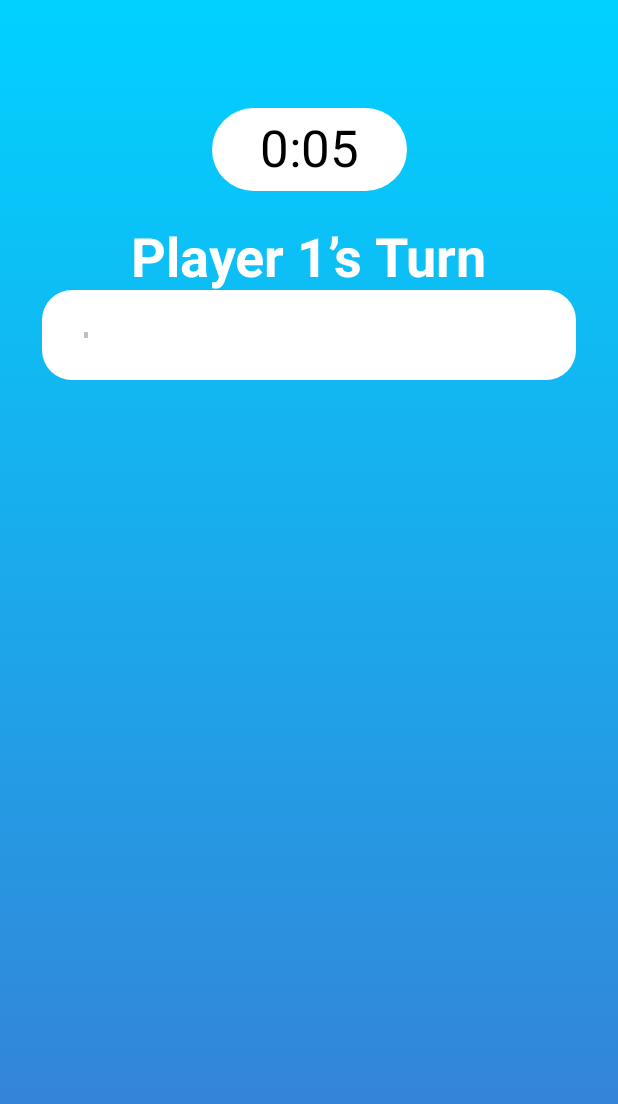
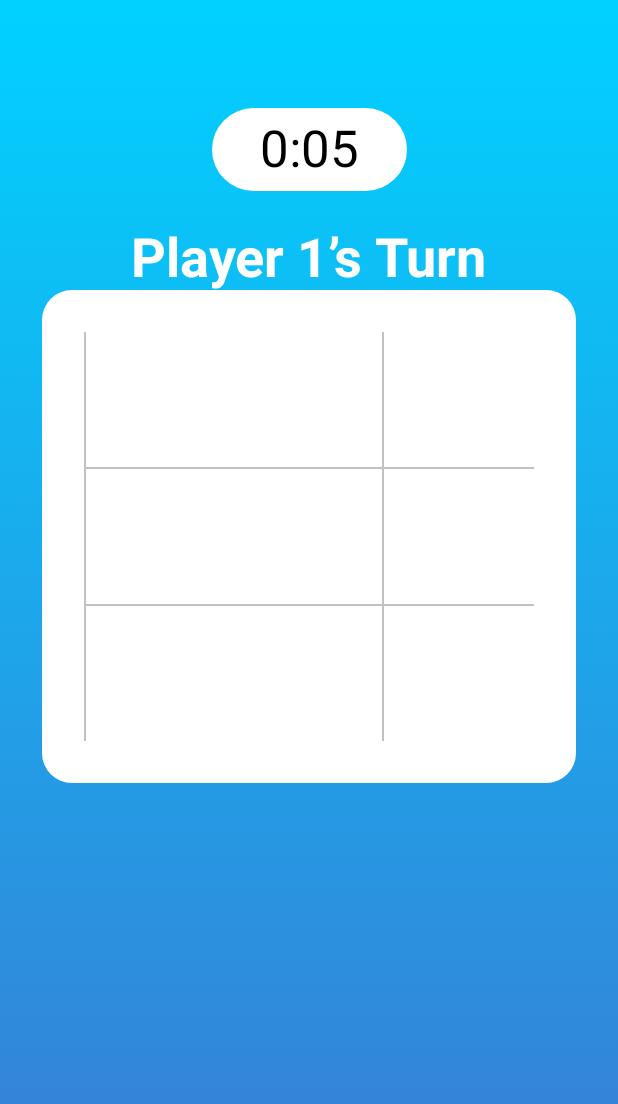
Before and after one commit to monke-master/TicTacToeWS, an Android app built with Jetpack Compose: the @Preview function GameScreenPreview, on a phone screen of 412 x 824 dp. Shown: the top 1104 px of the screen. Run offline under Robolectric (Android 15) with nearby library versions, the phone set to English and light mode, and no system bars; our stand-ins replace Compose Multiplatform resources; 1 statement that could not run was skipped.

Commit message:
game screen 2.0

```diff
--- a/composeApp/src/commonMain/kotlin/domain/Mocks.kt
+++ b/composeApp/src/commonMain/kotlin/domain/Mocks.kt
@@ -1,5 +1,5 @@
 package domain
 
-private val row = listOf(Cell(CellType.Nought), Cell(null), Cell(CellType.Cross))
+private val row = listOf(Cell(CellType.Cross), Cell(null), Cell(null))
 
 val Field = listOf(row, row, row)
--- a/composeApp/src/commonMain/kotlin/ui/composable/Dividers.kt
+++ b/composeApp/src/commonMain/kotlin/ui/composable/Dividers.kt
@@ -1,6 +1,9 @@
 package ui.composable
 
+import androidx.compose.foundation.background
+import androidx.compose.foundation.layout.Box
 import androidx.compose.foundation.layout.fillMaxHeight
+import androidx.compose.foundation.layout.height
 import androidx.compose.foundation.layout.width
 import androidx.compose.material.Divider
 import androidx.compose.runtime.Composable
@@ -14,10 +17,9 @@ fun VerticalDivider(
     modifier: Modifier = Modifier,
     color: Color
 ) {
-    Divider(
-        color = color,
+    Box(
         modifier = modifier
-            .fillMaxHeight()
             .width(1.dp)
+            .background(color)
     )
 }
--- a/composeApp/src/commonMain/kotlin/ui/game/GameScreen.kt
+++ b/composeApp/src/commonMain/kotlin/ui/game/GameScreen.kt
@@ -1,11 +1,16 @@
 package ui.game
 
 import androidx.compose.foundation.Image
+import androidx.compose.foundation.background
 import androidx.compose.foundation.layout.*
 import androidx.compose.foundation.lazy.LazyColumn
 import androidx.compose.foundation.lazy.LazyItemScope
 import androidx.compose.foundation.lazy.LazyRow
+import androidx.compose.foundation.lazy.grid.GridCells
+import androidx.compose.foundation.lazy.grid.LazyVerticalGrid
+import androidx.compose.foundation.lazy.grid.items
 import androidx.compose.foundation.shape.RoundedCornerShape
+import androidx.compose.material.Divider
 import androidx.compose.material.Surface
 import androidx.compose.material.Text
 import androidx.compose.runtime.Composable
@@ -42,7 +47,7 @@ fun GameScreen() {
                 modifier = Modifier.padding(top = 24.dp),
                 turnInfo = "Player 1’s Turn"
             )
-            GameGrid(Field)
+            GameGrid(Field.flatten(), Field.size)
         }
     }
 
@@ -84,40 +89,25 @@ private fun TurnInfo(
 
 @Composable
 private fun GameGrid(
-    cells: List<List<Cell>>
+    cells: List<Cell>,
+    columns: Int
 ) {
     Surface(
         shape = RoundedCornerShape(20.dp),
         modifier = Modifier.fillMaxWidth().padding(horizontal = 28.dp)
     ) {
-        LazyColumn(
-            modifier = Modifier.padding(28.dp).fillMaxWidth()
+        LazyVerticalGrid(
+            modifier = Modifier.padding(28.dp).fillMaxWidth(),
+            columns = GridCells.Fixed(columns)
         ) {
             items(cells.size) { index ->
-                GameRow(
-                    cells = cells[index],
-                    onClicked = {}
+                CellItem(
+                    cell = cells[index],
+                    index = index,
+                    onClicked = {index -> },
+                    showHorizontalDivider = index / columns < columns - 1,
+                    showVerticalDivider =  (index + 1) % columns != 0,
                 )
-            }
-        }
-    }
-}
-
-@Composable
-private fun GameRow(
-    cells: List<Cell>,
-    onClicked: (Cell) -> Unit
-) {
-    LazyRow(
-        modifier = Modifier.fillMaxWidth(),
-    ) {
-        val modifier = Modifier.weight(1f)
-        items(cells.size) { index ->
-            CellItem(
-                cell = cells[index],
-            )
-            if (index < cells.size - 1) {
-                VerticalDivider(color = Grey)
             }
         }
     }
@@ -126,12 +116,34 @@ private fun GameRow(
 @Composable
 private fun CellItem(
     cell: Cell,
+    index: Int,
+    showVerticalDivider: Boolean,
+    showHorizontalDivider: Boolean,
+    onClicked: (Int) -> Unit,
     modifier: Modifier = Modifier
 ) {
-    when (cell.type) {
-        CellType.Nought -> CellImage(Res.drawable.ic_nought, modifier)
-        CellType.Cross -> CellImage(Res.drawable.ic_cross, modifier)
-        null -> Spacer(modifier)
+    Column {
+        Row(
+            modifier = Modifier.height(90.dp)
+        ) {
+            when (cell.type) {
+                CellType.Nought -> CellImage(Res.drawable.ic_nought, modifier)
+                CellType.Cross -> CellImage(Res.drawable.ic_cross, modifier)
+                null -> Box(modifier = modifier.weight(1f)) {}
+            }
+            if (showVerticalDivider) {
+                VerticalDivider(
+                    modifier = Modifier.fillMaxHeight(),
+                    color = Grey
+                )
+            }
+        }
+        if (showHorizontalDivider) {
+            Divider(
+                color = Grey,
+                modifier = Modifier
+            )
+        }
     }
 }
 
```
